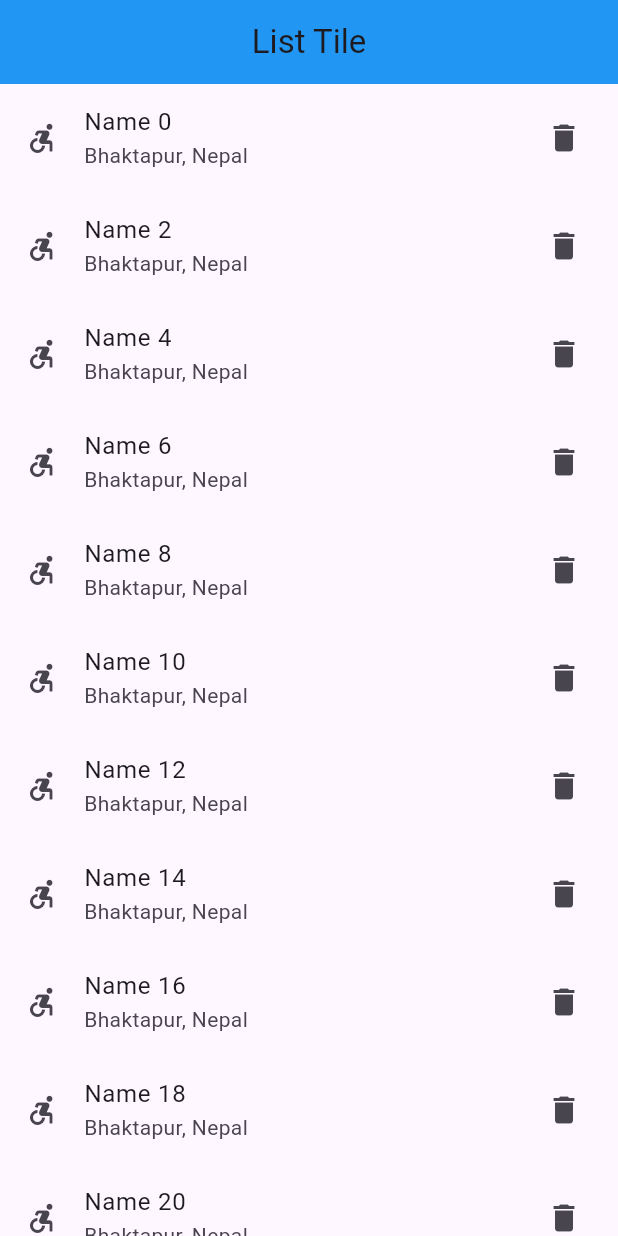
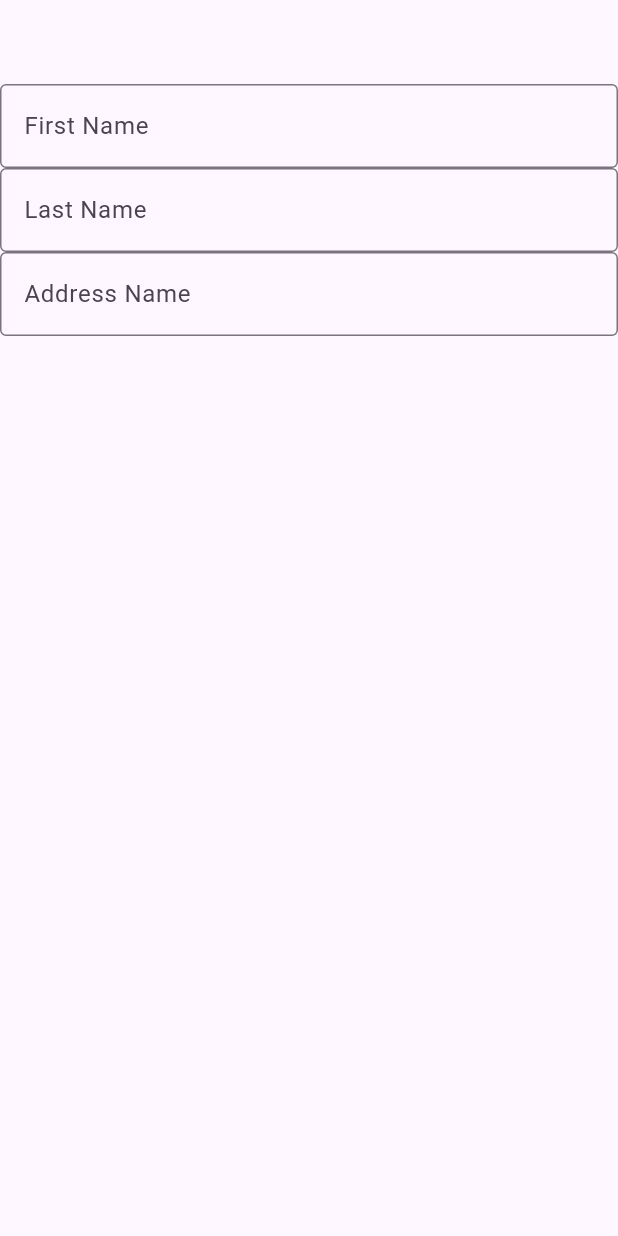
Before and after one commit to PrasannaJung/first_flutter_app, a Flutter app: the screen it shows after launch, on a phone screen of 412 x 824 dp. Run offline on Flutter 3.47's test engine with Material 3 defaults, Android fonts, the phone set to English and light mode, and no system bars.

Commit message:
Create student detail form and model

```diff
--- a/lib/app/app.dart
+++ b/lib/app/app.dart
@@ -6,6 +6,7 @@ import 'package:first_app/screen/hello_world_screen.dart';
 import 'package:first_app/screen/list_tile_screen.dart';
 import 'package:first_app/screen/rows_and_columns.dart';
 import 'package:first_app/screen/simple_interest_screen.dart';
+import 'package:first_app/screen/students_details_screen.dart';
 import 'package:flutter/material.dart';
 
 class App extends StatelessWidget {
@@ -14,7 +15,7 @@ class App extends StatelessWidget {
   @override
   Widget build(BuildContext context) {
     return const MaterialApp(
-      home: ListTileScreen(),
+      home: StudentsDetailsScreen(),
     );
   }
 }
--- a/lib/common/list_tile_common.dart
+++ b/lib/common/list_tile_common.dart
@@ -4,18 +4,26 @@ import 'package:flutter/material.dart';
 
 class ListTileCommon extends StatelessWidget {
   final int index;
-  const ListTileCommon({required this.index,super.key});
+  final String imagePath;
+  const ListTileCommon({required this.index, super.key, required this.imagePath,});
 
   @override
   Widget build(BuildContext context) {
     return ListTile(
-      leading: const Icon(Icons.accessible_forward),
+      leading: CircleAvatar(
+        backgroundImage: AssetImage("$imagePath"),
+      ),
       title: Text('Name $index'),
       subtitle: const Text("Bhaktapur, Nepal"),
       trailing: const Icon(Icons.delete),
-      onTap: (){
+      onTap: () {
         // showMySnackBar(message: "Clicked Name ${index}", context: context);
-        Navigator.push(context, MaterialPageRoute(builder: (context) =>  OutputScreen(outputData: "Name $index")));
+        Navigator.push(
+          context,
+          MaterialPageRoute(
+            builder: (context) => OutputScreen(outputData: "Name $index"),
+          ),
+        );
       },
     );
   }
--- /dev/null
+++ b/lib/model/student_model.dart
@@ -0,0 +1,7 @@
+class StudentModel{
+  String? firstName;
+  String? lastName;
+  String? address;
+
+  StudentModel({this.firstName, this.lastName, this.address});
+}
--- a/lib/screen/list_tile_screen.dart
+++ b/lib/screen/list_tile_screen.dart
@@ -17,8 +17,10 @@ class ListTileScreen extends StatelessWidget {
         child: Column(
           children: [
             for(int i = 0 ; i <= 20; i++)
-              if( i % 2 == 0)...{
-                ListTileCommon(index:i)
+              if(i % 2 == 0)...{
+                ListTileCommon(index:i,imagePath:"assets/images/hazard_one.jpg")
+              }else...{
+                ListTileCommon(index: i,imagePath:"assets/images/image_two.jpg")
               }
           ],
         ),
--- /dev/null
+++ b/lib/screen/students_details_screen.dart
@@ -0,0 +1,49 @@
+import 'package:first_app/model/student_model.dart';
+import 'package:flutter/material.dart';
+
+class StudentsDetailsScreen extends StatefulWidget {
+  const StudentsDetailsScreen({super.key});
+
+  @override
+  State<StudentsDetailsScreen> createState() => _StudentsDetailsScreenState();
+}
+
+class _StudentsDetailsScreenState extends State<StudentsDetailsScreen> {
+
+  List<StudentModel> studentsList = [];
+  String? firstName;
+  String? lastName;
+  String? address;
+
+  @override
+  Widget build(BuildContext context) {
+    return Scaffold(
+      appBar: AppBar(),
+      body: const Column(
+        children: [
+          TextField(
+            keyboardType: TextInputType.text,
+            decoration: InputDecoration(
+                border: OutlineInputBorder(),
+                labelText: "First Name"
+            ),
+          ),
+          TextField(
+            keyboardType: TextInputType.text,
+            decoration: InputDecoration(
+                border: OutlineInputBorder(),
+                labelText: "Last Name"
+            ),
+          ),
+          TextField(
+            keyboardType: TextInputType.text,
+            decoration: InputDecoration(
+                border: OutlineInputBorder(),
+                labelText: "Address Name"
+            ),
+          ),
+        ],
+      ),
+    );
+  }
+}
--- a/pubspec.yaml
+++ b/pubspec.yaml
@@ -59,9 +59,9 @@ flutter:
   uses-material-design: true
 
   # To add assets to your application, add an assets section, like this:
-  # assets:
-  #   - images/a_dot_burr.jpeg
-  #   - images/a_dot_ham.jpeg
+  assets:
+    - assets/images/
+    - assets/icons/
 
   # An image asset can refer to one or more resolution-specific "variants", see
   # https://flutter.dev/assets-and-images/#resolution-aware
```
Also changed, not shown: assets/images/hazard_one.jpg (added), assets/images/image_one.jpg (added), assets/images/image_two.jpg (added).
